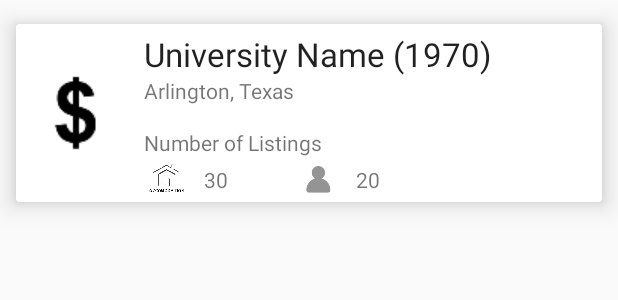
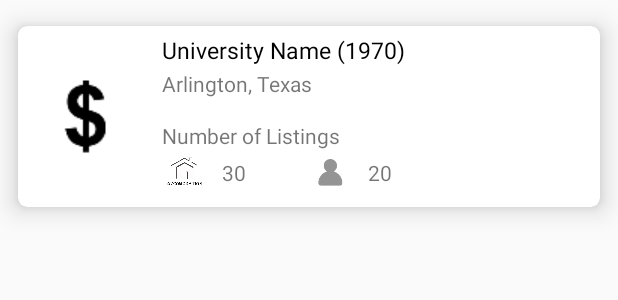
Before and after one commit to apurv2/StudentAssist, an Android app: the layout single_university_view.xml on its own in the app's theme, with its tools: preview values and no code run, on a phone screen of 412 x 824 dp. Shown: the top 300 px of the screen. Run offline under Robolectric (Android 15) with nearby library versions, the phone set to English and light mode, and no system bars; network calls fail.

Commit message:
university popup fixes

```diff
--- a/app/src/main/java/com/apurv/studentassist/accommodation/adapters/UniversitiesListAdapter.java
+++ b/app/src/main/java/com/apurv/studentassist/accommodation/adapters/UniversitiesListAdapter.java
@@ -61,8 +61,8 @@ public class UniversitiesListAdapter extends RecyclerView.Adapter {
 
             ((UniversitiesViewHolder) mUniversityRow).universityName.setText(mUniversity.getUniversityName() + " (" + mUniversity.getEstdYear() + ")");
             ((UniversitiesViewHolder) mUniversityRow).UniversityAddress.setText(mUniversity.getLocation());
-            ((UniversitiesViewHolder) mUniversityRow).noOfListings.setText(mUniversity.getNoOfListings());
-            ((UniversitiesViewHolder) mUniversityRow).noOfUsers.setText(mUniversity.getNoOfUsers());
+            ((UniversitiesViewHolder) mUniversityRow).noOfListings.setText(""+mUniversity.getNoOfListings());
+            ((UniversitiesViewHolder) mUniversityRow).noOfUsers.setText(""+mUniversity.getNoOfUsers());
 
             loadImages(((UniversitiesViewHolder) mUniversityRow), mUniversity.getUrls().get(0), position);
         }
--- a/app/src/main/java/com/apurv/studentassist/accommodation/urlInfo/UrlGenerator.java
+++ b/app/src/main/java/com/apurv/studentassist/accommodation/urlInfo/UrlGenerator.java
@@ -78,7 +78,7 @@ public class UrlGenerator implements UrlInterface {
     @Override
     public String getUniversitieListUrl() {
 
-        return GET_UNIVERSITY_NAMES;
+        return SAConstants.URL+ "/" +GET_UNIVERSITY_NAMES;
 
     }
 
--- a/app/src/main/res/layout/fragment_university_list.xml
+++ b/app/src/main/res/layout/fragment_university_list.xml
@@ -1,7 +1,8 @@
 <?xml version="1.0" encoding="utf-8"?>
 <LinearLayout xmlns:android="http://schemas.android.com/apk/res/android"
-    android:layout_width="match_parent"
-    android:layout_height="match_parent"
+    android:layout_width="fill_parent"
+    android:background="#E9EDF0"
+    android:layout_height="fill_parent"
     android:orientation="vertical">
 
     <EditText
--- a/app/src/main/res/layout/single_university_view.xml
+++ b/app/src/main/res/layout/single_university_view.xml
@@ -2,13 +2,14 @@
 <LinearLayout xmlns:android="http://schemas.android.com/apk/res/android"
     xmlns:card_view="http://schemas.android.com/apk/res-auto"
     android:layout_width="match_parent"
-    android:layout_height="match_parent"
+    android:layout_height="wrap_content"
     android:orientation="vertical">
 
     <android.support.v7.widget.CardView
 
         android:layout_width="match_parent"
         android:layout_height="wrap_content"
+        card_view:cardCornerRadius="6dp"
         card_view:cardElevation="10dp"
         card_view:cardUseCompatPadding="true">
 
@@ -21,9 +22,11 @@
             <ImageView
                 android:id="@+id/universityPhoto"
                 android:layout_width="80dp"
-                android:layout_height="match_parent"
-                android:layout_marginBottom="2dp"
-                android:layout_marginTop="2dp"
+                android:layout_height="110dp"
+                android:layout_marginBottom="5dp"
+                android:layout_marginTop="5dp"
+                android:layout_marginLeft="5dp"
+                android:layout_marginRight="5dp"
                 android:src="@drawable/ic_us_dollar_256" />
 
             <LinearLayout
@@ -38,10 +41,13 @@
                     android:layout_width="match_parent"
                     android:layout_height="wrap_content"
                     android:text="University Name (1970)"
-                    android:textAppearance="?android:attr/textAppearanceLarge" />
+                    android:textSize="15dp"
+                    android:textColor="@color/buttonColourBlackSolid"
+                    android:textAppearance="?android:attr/textAppearanceMedium" />
 
                 <TextView
                     android:id="@+id/UniversityAddress"
+                    android:layout_marginTop="2dp"
                     android:layout_width="match_parent"
                     android:layout_height="wrap_content"
                     android:text="Arlington, Texas"
```
Also changed, not shown: app/src/main/java/com/apurv/studentassist/accommodation/Dialogs/UniversitiesListDialog.java (+26 -5 lines).
